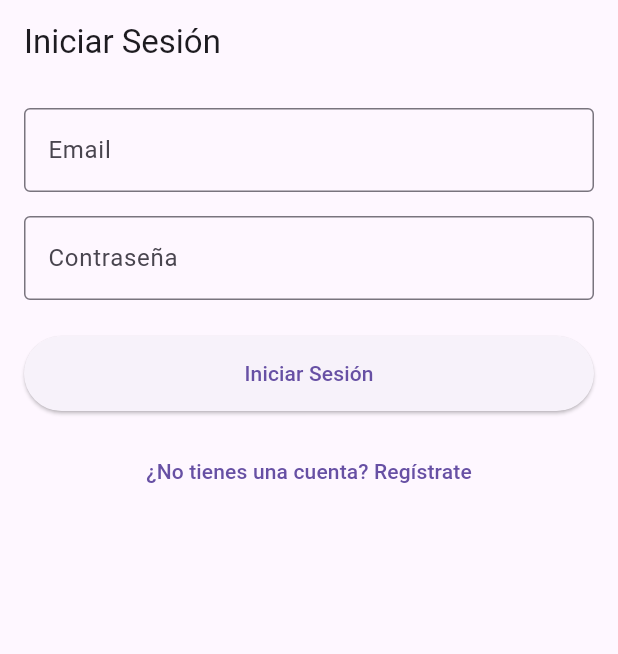
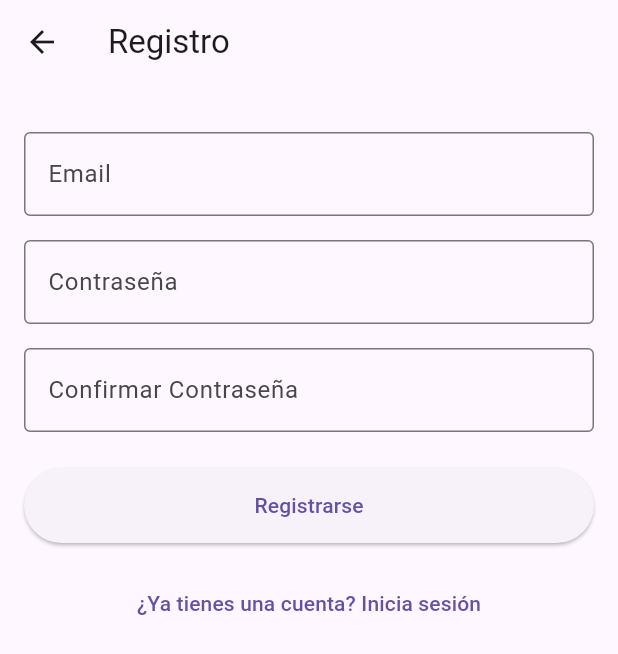
Before and after one commit to JovannyRch/jabek-app, a Flutter app: the screen it shows after launch, after a tap on "¿No tienes una cuenta? Regístrate", on a phone screen of 412 x 824 dp. Shown: the top 654 px of the screen. Run offline on Flutter 3.47's test engine with Material 3 defaults, Android fonts, the light colour scheme and no system bars; our stand-ins replace shared_preferences; network calls fail.

Commit message:
add new screens

```diff
--- a/lib/main.dart
+++ b/lib/main.dart
@@ -1,5 +1,9 @@
 import 'package:flutter/material.dart';
+import 'package:jebek_app/screens/home_screen.dart';
 import 'package:jebek_app/screens/login_screen.dart';
+import 'package:jebek_app/screens/products/create_product_screen.dart';
+import 'package:jebek_app/screens/products/product_list_screen.dart';
+import 'package:jebek_app/screens/register_screen.dart';
 
 void main() => runApp(const MyApp());
 
@@ -13,10 +17,11 @@ class MyApp extends StatelessWidget {
       initialRoute: '/login',
       debugShowCheckedModeBanner: false,
       routes: {
+        '/home': (context) => HomeScreen(),
         '/login': (context) => LoginScreen(),
-        /*   '/register': (context) => RegisterScreen(),
         '/product_list': (context) => ProductListScreen(),
-        '/create_product': (context) => CreateProductScreen(), */
+        '/register': (context) => RegisterScreen(),
+        '/create_product': (context) => CreateProductScreen(),
       },
     );
   }
--- /dev/null
+++ b/lib/screens/register_screen.dart
@@ -0,0 +1,109 @@
+import 'package:flutter/material.dart';
+import '../services/api_service.dart';
+
+class RegisterScreen extends StatelessWidget {
+  /*   final TextEditingController nameController = TextEditingController(); */
+  final TextEditingController emailController = TextEditingController();
+  final TextEditingController passwordController = TextEditingController();
+  final TextEditingController passwordConfirmationController =
+      TextEditingController();
+
+  void _register(BuildContext context) async {
+    try {
+      if (emailController.text.isEmpty ||
+          passwordController.text.isEmpty ||
+          passwordConfirmationController.text.isEmpty) {
+        throw Exception('Todos los campos son requeridos');
+      }
+
+      if (passwordController.text != passwordConfirmationController.text) {
+        throw Exception('Las contraseñas no coinciden');
+      }
+
+      final response = await ApiService.register(
+        emailController.text,
+        passwordController.text,
+        passwordConfirmationController.text,
+      );
+
+      // Mostrar mensaje de éxito
+      ScaffoldMessenger.of(context).showSnackBar(
+        SnackBar(
+          content: Text('Usuario registrado: ${response['user']['name']}'),
+        ),
+      );
+
+      // Navegar a la pantalla de inicio de sesión
+      Navigator.pushReplacementNamed(context, '/login');
+    } catch (e) {
+      // Mostrar mensaje de error
+      ScaffoldMessenger.of(
+        context,
+      ).showSnackBar(SnackBar(content: Text(e.toString())));
+    }
+  }
+
+  @override
+  Widget build(BuildContext context) {
+    return Scaffold(
+      appBar: AppBar(title: Text('Registro')),
+      body: Padding(
+        padding: const EdgeInsets.all(16.0),
+        child: SingleChildScrollView(
+          child: Column(
+            children: [
+              SizedBox(height: 16.0),
+              /*   TextField(
+                controller: nameController,
+                decoration: InputDecoration(
+                  labelText: 'Nombre',
+                  border: OutlineInputBorder(),
+                ),
+              ), */
+              TextField(
+                controller: emailController,
+                decoration: InputDecoration(
+                  labelText: 'Email',
+                  border: OutlineInputBorder(),
+                ),
+                keyboardType: TextInputType.emailAddress,
+              ),
+              SizedBox(height: 16.0),
+              TextField(
+                controller: passwordController,
+                decoration: InputDecoration(
+                  labelText: 'Contraseña',
+                  border: OutlineInputBorder(),
+                ),
+                obscureText: true,
+              ),
+              SizedBox(height: 16.0),
+              TextField(
+                controller: passwordConfirmationController,
+                decoration: InputDecoration(
+                  labelText: 'Confirmar Contraseña',
+                  border: OutlineInputBorder(),
+                ),
+                obscureText: true,
+              ),
+              SizedBox(height: 24.0),
+              ElevatedButton(
+                onPressed: () => _register(context),
+                child: Text('Registrarse'),
+                style: ElevatedButton.styleFrom(
+                  minimumSize: Size(double.infinity, 50), // Botón ancho
+                ),
+              ),
+              SizedBox(height: 16.0),
+              TextButton(
+                onPressed:
+                    () => Navigator.pushReplacementNamed(context, '/login'),
+                child: Text('¿Ya tienes una cuenta? Inicia sesión'),
+              ),
+            ],
+          ),
+        ),
+      ),
+    );
+  }
+}
--- a/pubspec.yaml
+++ b/pubspec.yaml
@@ -2,7 +2,7 @@ name: jebek_app
 description: "A new Flutter project."
 # The following line prevents the package from being accidentally published to
 # pub.dev using `flutter pub publish`. This is preferred for private packages.
-publish_to: 'none' # Remove this line if you wish to publish to pub.dev
+publish_to: "none" # Remove this line if you wish to publish to pub.dev
 
 # The following defines the version and build number for your application.
 # A version number is three numbers separated by dots, like 1.2.43
@@ -34,7 +34,7 @@ dependencies:
   # The following adds the Cupertino Icons font to your application.
   # Use with the CupertinoIcons class for iOS style icons.
   cupertino_icons: ^1.0.8
-  shared_preferences: ^2.5.2
+  shared_preferences: ^2.0.6
   http: ^1.3.0
 
 dev_dependencies:
@@ -53,7 +53,6 @@ dev_dependencies:
 
 # The following section is specific to Flutter packages.
 flutter:
-
   # The following line ensures that the Material Icons font is
   # included with your application, so that you can use the icons in
   # the material Icons class.
```
Also changed, not shown: lib/screens/home_screen.dart (added, +85 -0 lines), lib/screens/login_screen.dart (+7 -3 lines), lib/screens/products/create_product_screen.dart (added, +107 -0 lines), lib/screens/products/product_list_screen.dart (added, +86 -0 lines), lib/services/api_service.dart (+26 -6 lines).
